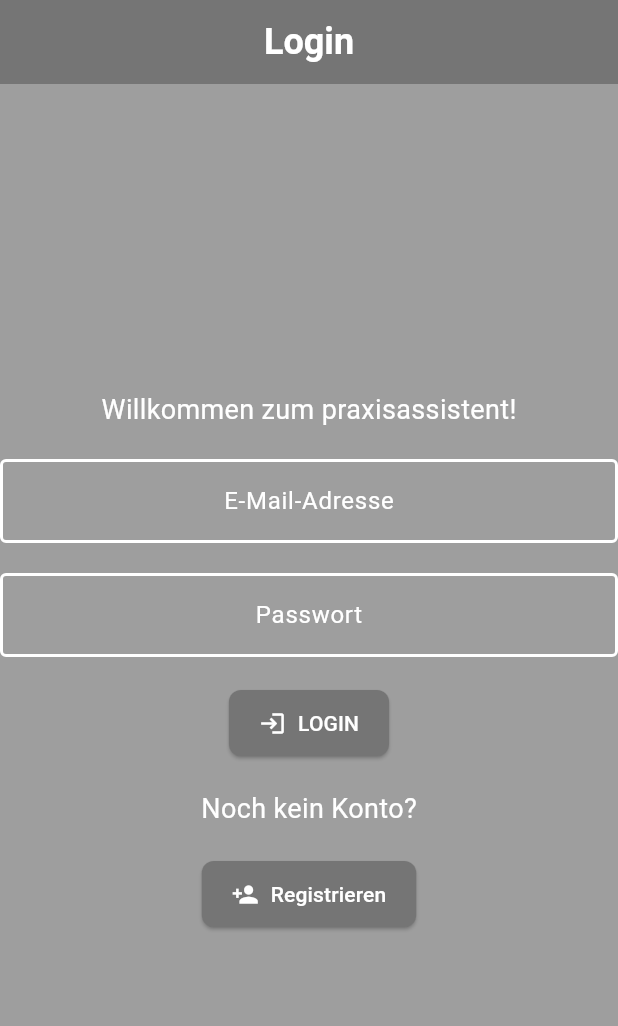
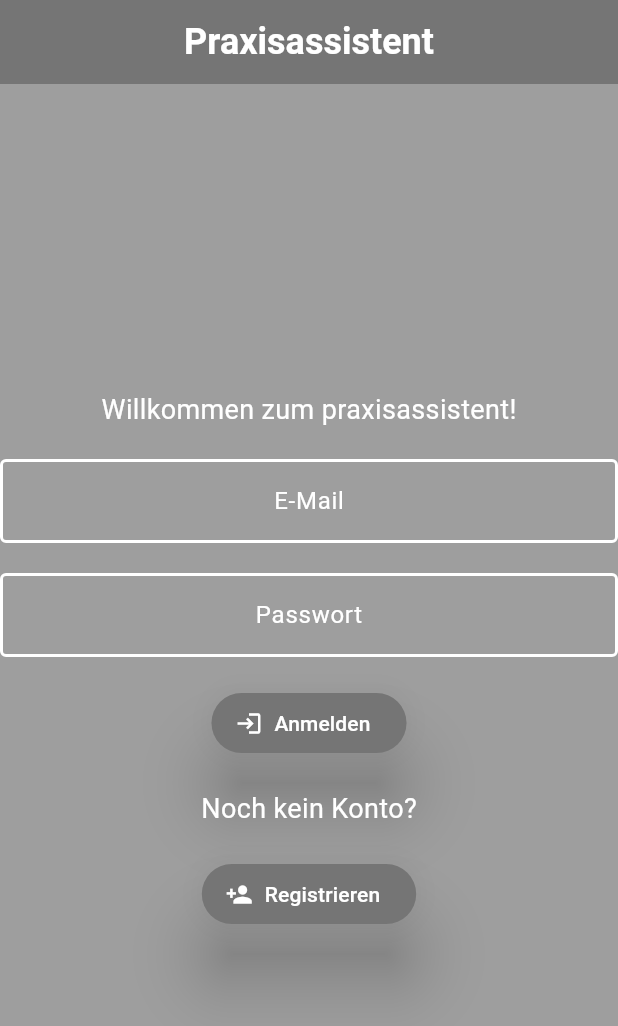
Before and after one commit to ahmad-kalaf/praxisasisstent, a Flutter app: the screen it shows after launch, on a phone screen of 412 x 824 dp. Shown: the top 1026 px of the screen. Run offline on Flutter 3.47's test engine with Material 3 defaults, Android fonts, the phone set to English and light mode, and no system bars; our stand-ins replace firebase_core; accounts and stored records are empty.

Commit message:
App-Titel und das Login-Widget überarbeitet, sodass Konstanten verwendet werden – zur besseren Wartung

```diff
--- a/lib/main.dart
+++ b/lib/main.dart
@@ -1,6 +1,7 @@
 import 'package:flutter/material.dart';
 
 import 'package:firebase_core/firebase_core.dart';
+import 'package:praxisassistent/utils/constants.dart';
 import 'package:praxisassistent/utils/theme.dart';
 import 'package:praxisassistent/widgets/login_widget.dart';
 import 'firebase_options.dart';
@@ -21,7 +22,7 @@ class PraxisassistentApp extends StatelessWidget {
     // MaterialApp-Widget, umschließt die gesamte App
     return MaterialApp(
       debugShowCheckedModeBanner: false,
-      title: 'Praxisassistent',
+      title: AppStrings.materialAppTitle,
       theme: theme,
       home: const HomePage(),
     );
--- a/lib/utils/constants.dart
+++ b/lib/utils/constants.dart
@@ -5,7 +5,24 @@ final Color kAppBarBackgroundColor = Colors.grey[600]!;
 final Color kScaffoldGradientStartColor = Colors.grey[800]!;
 final Color kScaffoldGradientEndColor = Colors.grey[400]!;
 final Color kDefaultTextColor = Colors.white;
-
+final Color kButtonBackgroundColor = Colors.grey[600]!;
 // Schriftgrößen
 final double kDefaultAppBarFontSize = 24.0;
 final double kDefaultBodyFontSize = 18.0;
+
+// Buttons
+const double kButtonElevation = 20;
+
+// Strings
+class AppStrings {
+  static const String materialAppTitle = 'Praxisassistent';
+  static const String loginLabel = 'Praxisassistent';
+  static const String welcomeText = 'Willkommen zum praxisassistent!';
+  static const String noAccountQuestion = 'Noch kein Konto?';
+  static const String txtFormFieldLabelEMail = 'E-Mail';
+  static const String txtFormFieldLabelPassword = 'Passwort';
+  static const String errorInputEMail = 'Bitte E-Mail-Adresse eingeben!';
+  static const String errorInputPassword = 'Bitte Passwort eingeben!';
+  static const String btnLabelSignIn = 'Anmelden';
+  static const String btnLabelSignUp = 'Registrieren';
+}
--- a/lib/utils/theme.dart
+++ b/lib/utils/theme.dart
@@ -48,11 +48,11 @@ final ThemeData theme = ThemeData(
     ),
   ),
   elevatedButtonTheme: ElevatedButtonThemeData(
-    style: ElevatedButton.styleFrom(
-      backgroundColor: kAppBarBackgroundColor,
-      foregroundColor: kDefaultTextColor,
-      shape: RoundedRectangleBorder(borderRadius: BorderRadius.circular(8)),
-      padding: const EdgeInsets.symmetric(horizontal: 20, vertical: 12),
+    style: ButtonStyle(
+      backgroundColor: WidgetStatePropertyAll(kButtonBackgroundColor),
+      foregroundColor: WidgetStatePropertyAll(kDefaultTextColor),
+      alignment: Alignment.center,
+      elevation: WidgetStatePropertyAll(kButtonElevation),
     ),
   ),
 );
--- a/lib/widgets/login_widget.dart
+++ b/lib/widgets/login_widget.dart
@@ -1,64 +1,76 @@
 import "package:flutter/material.dart";
+import "package:praxisassistent/utils/constants.dart";
 
+// Dieses Widget ist für die Anmeldung / Login
 class LoginWidget extends StatefulWidget {
   const LoginWidget({super.key});
-
   @override
   State<LoginWidget> createState() => _LoginWidgetState();
 }
 
 class _LoginWidgetState extends State<LoginWidget> {
+  // Login-Formular-Zustand
   final _formKey = GlobalKey<FormState>();
+  // Controller für E-Mail-Adresse-Eingabefeld
   final _eMailAdressController = TextEditingController();
+  // Controller für Passwort-Eingabefeld
   final _passwordController = TextEditingController();
   @override
   Widget build(BuildContext context) {
     return Scaffold(
-      appBar: AppBar(centerTitle: true, title: Text("Login")),
+      appBar: AppBar(centerTitle: true, title: Text(AppStrings.loginLabel)),
       body: Form(
         key: _formKey,
         child: Column(
           mainAxisAlignment: MainAxisAlignment.center,
+          // Freier Platz zwischen den inneren Widgets
           spacing: 20.0,
           children: [
-            Text("Willkommen zum praxisassistent!"),
+            Text(AppStrings.welcomeText),
+            // Texteingabefeld für die E-Mail-Adresse
             TextFormField(
               decoration: InputDecoration(
-                label: Center(child: Text('E-Mail-Adresse')),
+                label: Center(child: Text(AppStrings.txtFormFieldLabelEMail)),
               ),
               validator: (value) {
                 if (value == null || value.isEmpty) {
-                  return 'Bitte E-Mail-Adresse eingeben!';
+                  return AppStrings.errorInputEMail;
                 }
                 return null;
               },
               controller: _eMailAdressController,
             ),
+            // Texteingabefeld für das Passwort
             TextFormField(
               decoration: InputDecoration(
-                label: Center(child: Text('Passwort')),
+                label: Center(
+                  child: Text(AppStrings.txtFormFieldLabelPassword),
+                ),
               ),
               validator: (value) {
                 if (value == null || value.isEmpty) {
-                  return 'Bitte Passwort eingeben!';
+                  return AppStrings.errorInputPassword;
                 }
                 return null;
               },
               controller: _passwordController,
             ),
+            // Button zum anmelden / Login
             ElevatedButton.icon(
               onPressed: () {
                 if (_formKey.currentState!.validate()) {
                   // login
                 }
               },
-              label: Text("LOGIN"),
+              label: Text(AppStrings.btnLabelSignIn),
               icon: Icon(Icons.login),
             ),
-            Text('Noch kein Konto?'),
+            Text(AppStrings.noAccountQuestion),
+            // Button zum weiterleiten zur Registrierungsseite (RegistrationWidget),
+            // Falls User noch kein Konto hat
             ElevatedButton.icon(
               onPressed: () {},
-              label: Text('Registrieren'),
+              label: Text(AppStrings.btnLabelSignUp),
               icon: Icon(Icons.person_add),
             ),
           ],
```
